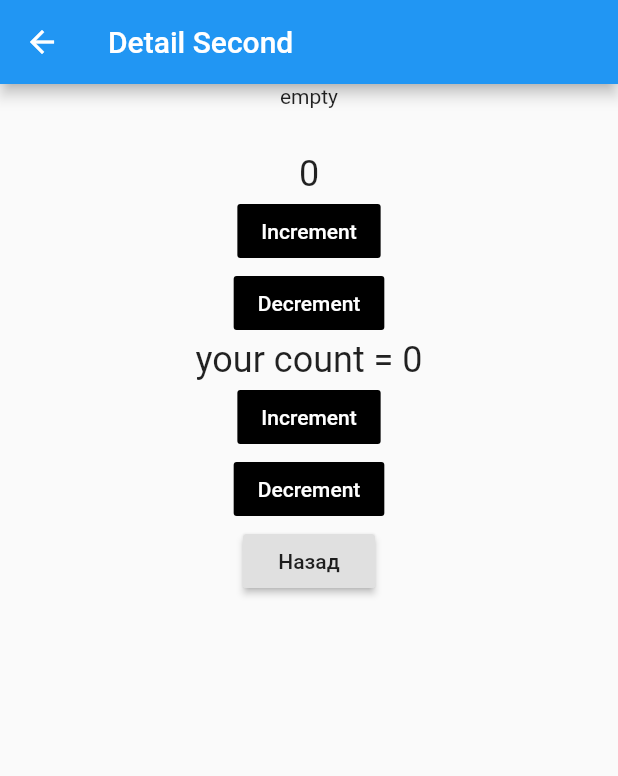
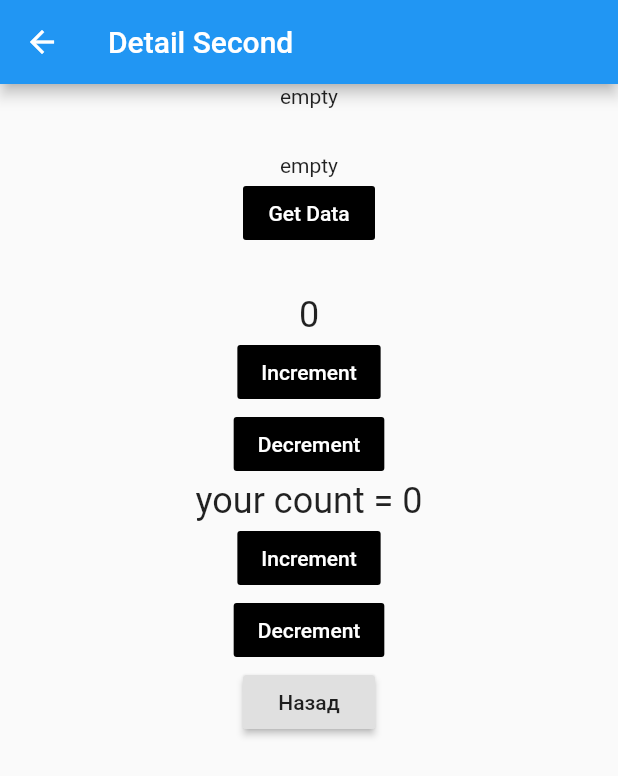
Before and after one commit to ArlanchikDrey/BLoC, a Flutter app: the DetailSecond screen opened by its route, on a phone screen of 412 x 824 dp. Shown: the top 776 px of the screen. Run offline on Flutter 3.47's test engine with Material 2 defaults, Android fonts, the phone set to English and light mode, and no system bars; our stand-ins replace bloc, flutter_bloc; network calls fail.

Commit message:
added data layer and bloc with widget

```diff
--- /dev/null
+++ b/lib/bloc/blocs/BusinessLogicComponent.dart
@@ -0,0 +1,30 @@
+import 'dart:math';
+
+import 'package:bloc/bloc.dart';
+import 'package:bloc_pattern/bloc/data/repository/Repository.dart';
+import 'package:bloc_pattern/bloc/events/EventDB.dart';
+
+class BusinessLogicComponent extends Bloc<EventDB, String> {
+  final Repository repository;
+
+  BusinessLogicComponent(this.repository);
+
+  @override
+  String get initialState => "empty";
+
+  @override
+  Stream<String> mapEventToState(EventDB event) async* {
+    switch (event) {
+      case EventDB.GET:
+        repository.setNum(Random().nextInt(10));
+        yield await repository.getAllData();
+        break;
+      case EventDB.POST:
+        break;
+      case EventDB.DELETE:
+        break;
+      case EventDB.UPDATE:
+        break;
+    }
+  }
+}
--- /dev/null
+++ b/lib/bloc/data/data_provider/DataProvider.dart
@@ -0,0 +1,11 @@
+import 'dart:convert';
+import 'package:http/http.dart' as http;
+
+class DataProvider {
+    Future<dynamic> readData(int num) async {
+        String dataURL = "https://jsonplaceholder.typicode.com/users/${num}";
+        http.Response response = await http.get(dataURL);
+
+        return json.decode(response.body).toString();
+    }
+}
--- /dev/null
+++ b/lib/bloc/data/repository/Repository.dart
@@ -0,0 +1,19 @@
+import 'package:bloc_pattern/bloc/data/data_provider/DataProvider.dart';
+
+class Repository {
+    final DataProvider dataProvider;
+    int num = 1;
+
+    Repository(this.dataProvider);
+
+    void setNum(int num){
+      if(!(num <= 0 && num >= 10)){
+        this.num = num;
+      }
+    }
+
+    Future<dynamic> getAllData() async {
+        var dataSetA = await dataProvider.readData(num);
+        return dataSetA;
+    }
+}
--- /dev/null
+++ b/lib/bloc/events/EventDB.dart
@@ -0,0 +1,3 @@
+enum EventDB{
+  GET,POST,DELETE,UPDATE
+}
--- /dev/null
+++ b/lib/bloc/widgets/BlockGetPostsWidget.dart
@@ -0,0 +1,44 @@
+import 'package:bloc_pattern/bloc/blocs/BusinessLogicComponent.dart';
+import 'package:bloc_pattern/bloc/data/data_provider/DataProvider.dart';
+import 'package:bloc_pattern/bloc/data/repository/Repository.dart';
+import 'package:bloc_pattern/bloc/events/CounterEvent.dart';
+import 'package:bloc_pattern/bloc/events/EventDB.dart';
+import 'package:flutter/material.dart';
+import 'package:flutter_bloc/flutter_bloc.dart';
+
+class BlockGetPostsWidget extends StatelessWidget{
+  BusinessLogicComponent _counterBloc = BusinessLogicComponent(Repository(DataProvider()));
+
+  BlocBuilder _getBlocBuilder(BusinessLogicComponent counterBloc){
+    return BlocBuilder<BusinessLogicComponent, String>(
+        bloc: counterBloc,
+        builder: (context, response) {
+          return Center(
+            child: Text(
+              '$response',
+              style: TextStyle(fontSize: 14.0),
+            ),
+          );
+        },
+      );
+  }
+
+  @override
+  Widget build(BuildContext context) {
+    return Center(
+      child: Column(
+        children: [
+          _getBlocBuilder(_counterBloc),
+           FlatButton(
+            onPressed: () {
+              _counterBloc.add(EventDB.GET);
+            },
+            child: Text("Get Data"),
+            color: Colors.black,
+            textColor: Colors.white,
+          ),
+        ]
+      )
+    );
+  }
+}
--- a/lib/widgets/moredetails/DetailSecond.dart
+++ b/lib/widgets/moredetails/DetailSecond.dart
@@ -1,3 +1,4 @@
+import 'package:bloc_pattern/bloc/widgets/BlockGetPostsWidget.dart';
 import 'package:bloc_pattern/bloc/widgets/BlockTestWidget.dart';
 import 'package:bloc_pattern/widgets/moredetails/GetPosts.dart';
 import 'package:flutter/material.dart';
@@ -11,9 +12,12 @@ class DetailSecond extends StatelessWidget{
          title: Text("Detail Second")
          ),
        body: Center(
-         child: Column(
+         child:
+              Column(
                 children: <Widget>[
                   GetPosts(),
+                  Container(height: 30.0),
+                  BlockGetPostsWidget(),
                   Container(height: 30.0),
                   BlockTestWidget(),
                   RaisedButton(
```
Lines whose indentation alone changed are shown as unchanged.
